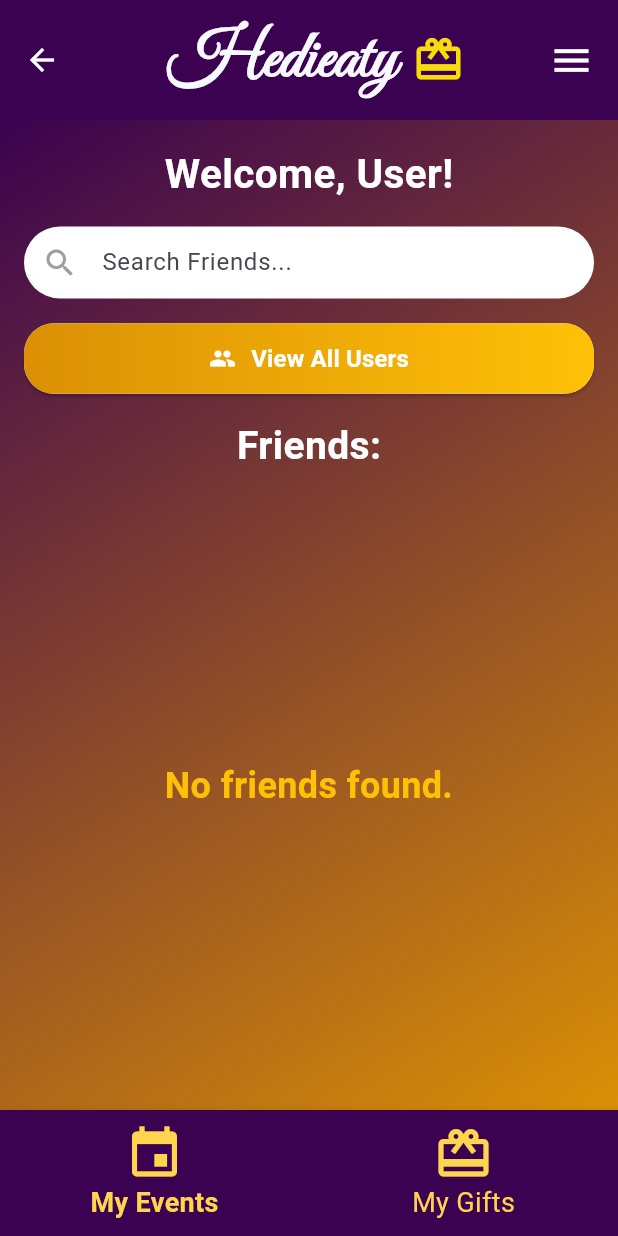
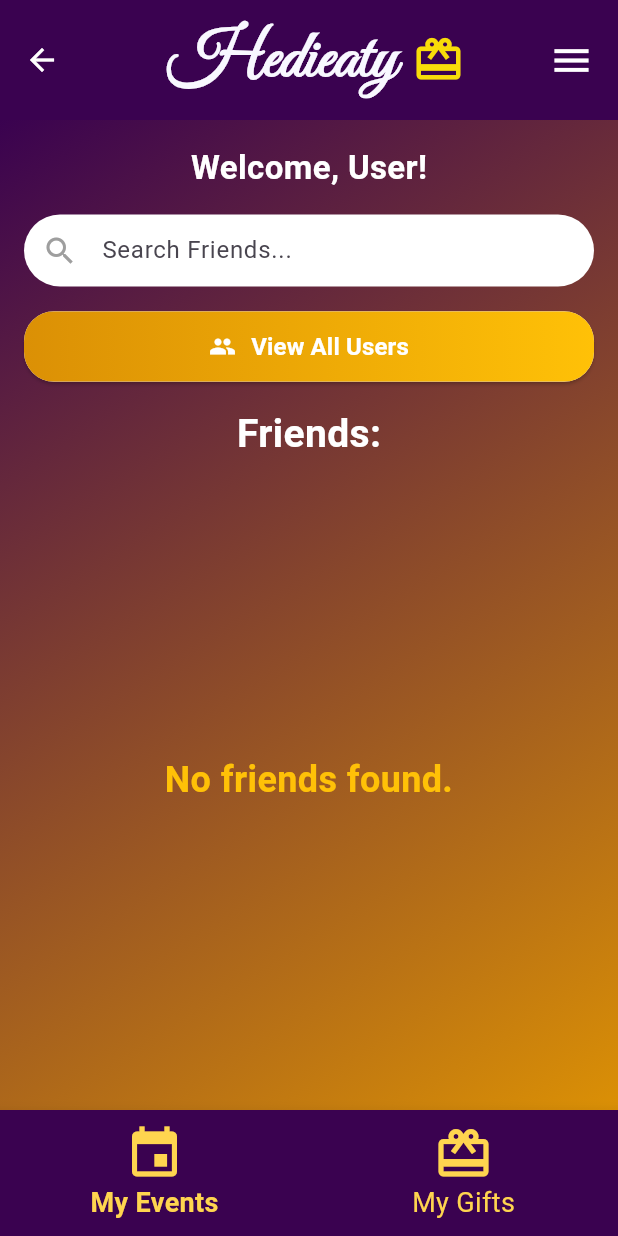
Before and after one commit to MohamedMaghrabyyy/Hedieaty, a Flutter app: the HomePage screen opened by its route, on a phone screen of 412 x 824 dp. Run offline on Flutter 3.47's test engine with Material 3 defaults, Android fonts, the phone set to English and light mode, and no system bars; our stand-ins replace cloud_firestore, firebase_auth, firebase_core, flutter_spinkit; accounts and stored records are empty.

Commit message:
fixed issue in styling

```diff
--- a/hedieaty/lib/views/event_list.dart
+++ b/hedieaty/lib/views/event_list.dart
@@ -20,7 +20,7 @@ class EventListPage extends StatelessWidget {
       appBar: AppBar(
         backgroundColor: const Color.fromARGB(255, 58, 2, 80),
         iconTheme: const IconThemeData(color: Colors.white),
-        titleTextStyle: const TextStyle(color: Colors.white, fontSize: 25),
+        titleTextStyle: const TextStyle(color: Colors.white, fontSize: 20),
         title: FutureBuilder<String>(
           future: _fetchUserName(userId),
           builder: (context, snapshot) {
--- a/hedieaty/lib/views/home_page.dart
+++ b/hedieaty/lib/views/home_page.dart
@@ -303,7 +303,7 @@ class _HomePageState extends State<HomePage> {
               child: Text(
                 'Welcome, ${_userName.isNotEmpty ? _userName : 'User'}!',
                 style: const TextStyle(
-                  fontSize: 27,
+                  fontSize: 22,
                   fontWeight: FontWeight.bold,
                   color: Colors.white,
                 ),
```
Also changed, not shown: hedieaty/lib/views/gift_list.dart (+8 -4 lines), 2 other files.
